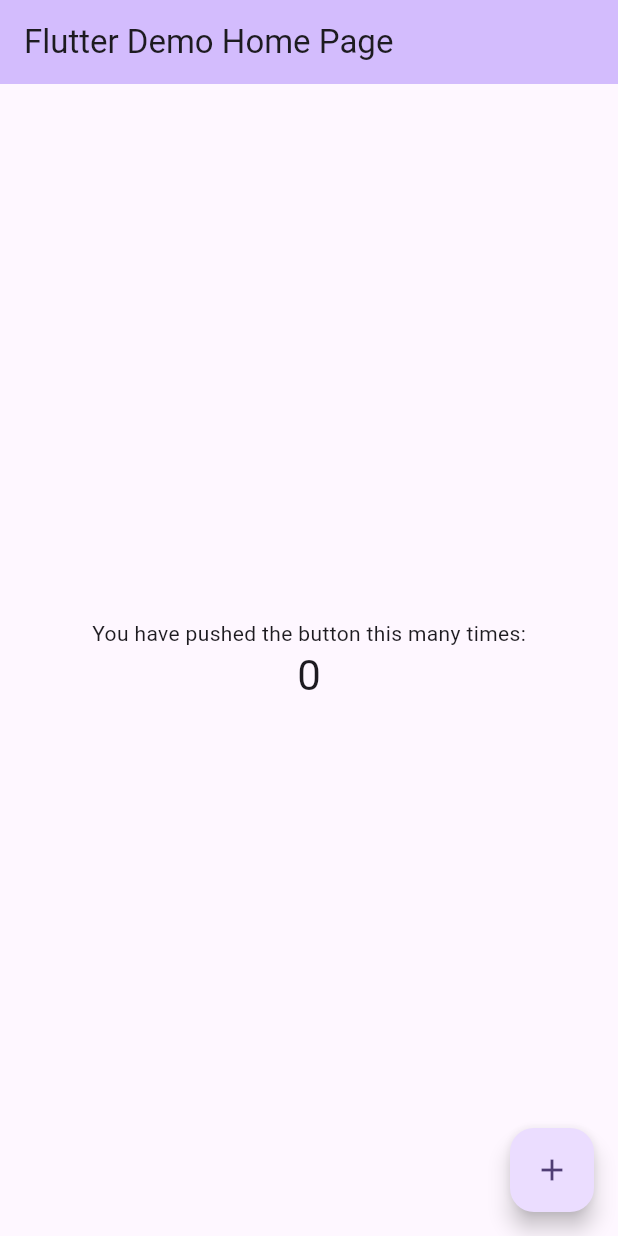
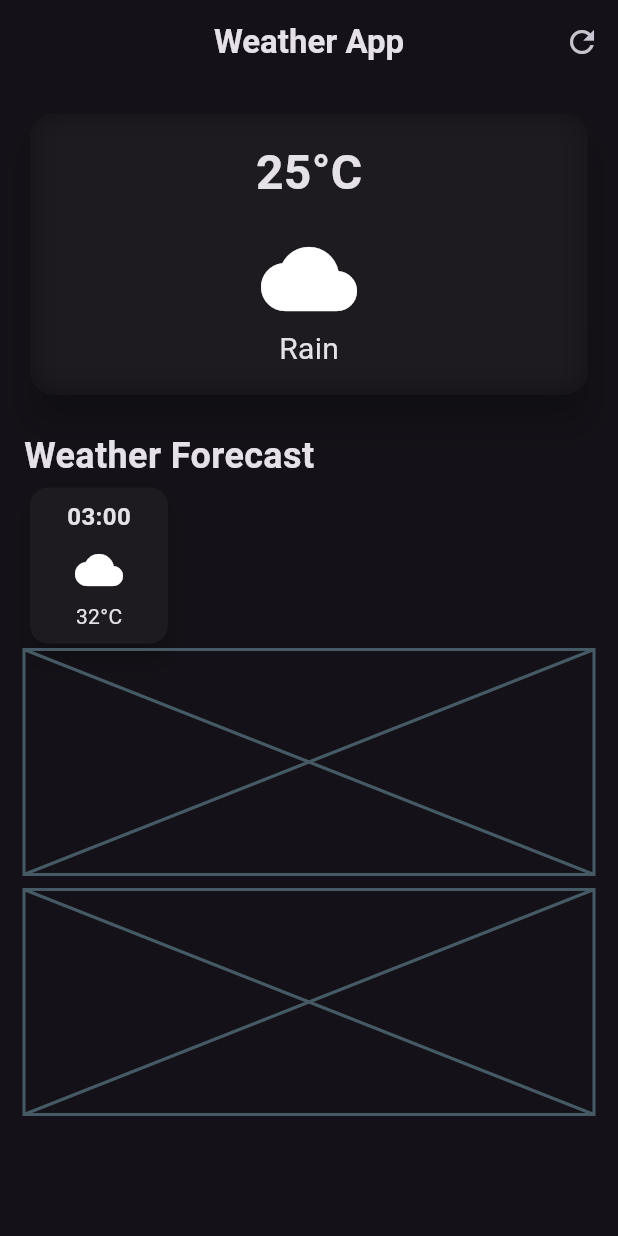
Before and after one commit to hassaanmustafavi/Flutter-Weather-App, a Flutter app: the screen it shows after launch, on a phone screen of 412 x 824 dp. Run offline on Flutter 3.47's test engine with Material 3 defaults, Android fonts, the phone set to English and light mode, and no system bars.

Commit message:
added app bar and main widget

```diff
--- a/lib/main.dart
+++ b/lib/main.dart
@@ -1,4 +1,5 @@
 import 'package:flutter/material.dart';
+import 'package:weather_app/weather_screen.dart';
 
 void main() {
   runApp(const MyApp());
@@ -7,120 +8,12 @@ void main() {
 class MyApp extends StatelessWidget {
   const MyApp({super.key});
 
-  // This widget is the root of your application.
   @override
   Widget build(BuildContext context) {
     return MaterialApp(
-      title: 'Flutter Demo',
-      theme: ThemeData(
-        // This is the theme of your application.
-        //
-        // TRY THIS: Try running your application with "flutter run". You'll see
-        // the application has a purple toolbar. Then, without quitting the app,
-        // try changing the seedColor in the colorScheme below to Colors.green
-        // and then invoke "hot reload" (save your changes or press the "hot
-        // reload" button in a Flutter-supported IDE, or press "r" if you used
-        // the command line to start the app).
-        //
-        // Notice that the counter didn't reset back to zero; the application
-        // state is not lost during the reload. To reset the state, use hot
-        // restart instead.
-        //
-        // This works for code too, not just values: Most code changes can be
-        // tested with just a hot reload.
-        colorScheme: ColorScheme.fromSeed(seedColor: Colors.deepPurple),
-        useMaterial3: true,
-      ),
-      home: const MyHomePage(title: 'Flutter Demo Home Page'),
+      debugShowCheckedModeBanner: false,
+      theme: ThemeData.dark(useMaterial3: true),
+      home: const WeatherScreen(),
     );
   }
 }
-
-class MyHomePage extends StatefulWidget {
-  const MyHomePage({super.key, required this.title});
-
-  // This widget is the home page of your application. It is stateful, meaning
-  // that it has a State object (defined below) that contains fields that affect
-  // how it looks.
-
-  // This class is the configuration for the state. It holds the values (in this
-  // case the title) provided by the parent (in this case the App widget) and
-  // used by the build method of the State. Fields in a Widget subclass are
-  // always marked "final".
-
-  final String title;
-
-  @override
-  State<MyHomePage> createState() => _MyHomePageState();
-}
-
-
-class _MyHomePageState extends State<MyHomePage> {
-  int _counter = 0;
-
-  void _incrementCounter() {
-    setState(() {
-      // This call to setState tells the Flutter framework that something has
-      // changed in this State, which causes it to rerun the build method below
-      // so that the display can reflect the updated values. If we changed
-      // _counter without calling setState(), then the build method would not be
-      // called again, and so nothing would appear to happen.
-      _counter++;
-    });
-  }
-
-  @override
-  Widget build(BuildContext context) {
-    // This method is rerun every time setState is called, for instance as done
-    // by the _incrementCounter method above.
-    //
-    // The Flutter framework has been optimized to make rerunning build methods
-    // fast, so that you can just rebuild anything that needs updating rather
-    // than having to individually change instances of widgets.
-    return Scaffold(
-      appBar: AppBar(
-        // TRY THIS: Try changing the color here to a specific color (to
-        // Colors.amber, perhaps?) and trigger a hot reload to see the AppBar
-        // change color while the other colors stay the same.
-        backgroundColor: Theme.of(context).colorScheme.inversePrimary,
-        // Here we take the value from the MyHomePage object that was created by
-        // the App.build method, and use it to set our appbar title.
-        title: Text(widget.title),
-      ),
-      body: Center(
-        // Center is a layout widget. It takes a single child and positions it
-        // in the middle of the parent.
-        child: Column(
-          // Column is also a layout widget. It takes a list of children and
-          // arranges them vertically. By default, it sizes itself to fit its
-          // children horizontally, and tries to be as tall as its parent.
-          //
-          // Column has various properties to control how it sizes itself and
-          // how it positions its children. Here we use mainAxisAlignment to
-          // center the children vertically; the main axis here is the vertical
-          // axis because Columns are vertical (the cross axis would be
-          // horizontal).
-          //
-          // TRY THIS: Invoke "debug painting" (choose the "Toggle Debug Paint"
-          // action in the IDE, or press "p" in the console), to see the
-          // wireframe for each widget.
-          mainAxisAlignment: MainAxisAlignment.center,
-          children: <Widget>[
-            const Text(
-              'You have pushed the button this many times:',
-            ),
-            Text(
-              '$_counter',
-              style: Theme.of(context).textTheme.headlineMedium,
-            ),
-          ],
-        ),
-      ),
-      floatingActionButton: FloatingActionButton(
-        onPressed: _incrementCounter,
-        tooltip: 'Increment',
-        child: const Icon(Icons.add),
-      ), // This trailing comma makes auto-formatting nicer for build methods.
-    );
-  }
-}
--- /dev/null
+++ b/lib/weather_screen.dart
@@ -0,0 +1,134 @@
+import 'dart:ui';
+
+import 'package:flutter/material.dart';
+
+class WeatherScreen extends StatelessWidget {
+  const WeatherScreen({super.key});
+
+  @override
+  Widget build(context) {
+    return Scaffold(
+      appBar: AppBar(
+        title: const Text(
+          "Weather App",
+          style: TextStyle(
+            fontWeight: FontWeight.bold),
+          ),
+        centerTitle: true,
+        actions: [
+          IconButton(
+            onPressed: (){
+
+            },
+            icon: const Icon(Icons.refresh),
+          ),
+        ],
+
+      ),
+      body: Padding(
+        padding: const EdgeInsets.all(16.0),
+        child: Column(
+          crossAxisAlignment: CrossAxisAlignment.start,
+          children: [
+            //main card
+            SizedBox(
+              width: double.infinity,
+              child: Card(
+                elevation: 10,
+                shape: RoundedRectangleBorder(
+                  borderRadius: BorderRadius.circular(16.0),
+                ),
+                child: ClipRRect(
+                  borderRadius: BorderRadius.circular(16),
+                  child: BackdropFilter(
+                    filter: ImageFilter.blur(
+                      sigmaX: 10,
+                      sigmaY: 10
+                    ),
+                    child: const Padding(
+                      padding: EdgeInsets.all(16.0),
+                      child: Column(
+                        children: [
+                          Text(
+                            "25°C",
+                            style: TextStyle(
+                              fontSize: 32,
+                              fontWeight: FontWeight.bold,
+                            ),
+                          ),
+                          SizedBox(height: 16,),
+                          Icon(
+                            Icons.cloud,size: 64,
+                          ),
+                          Text(
+                            'Rain',
+                            style: TextStyle(
+                              fontSize: 20,
+                            ),
+                          ),
+                        ],
+                      ),
+                    ),
+                  ),
+                ),
+              ),
+            ),
+            const SizedBox(height: 20,),
+            //weather Forecast
+            const Text(
+              'Weather Forecast',
+              style: TextStyle(
+                fontWeight: FontWeight.bold,
+                fontSize: 24,
+              ),
+            ),
+            const Row(
+              children: [
+                SizedBox(
+                  width: 100,
+                  child: Card(
+                    elevation: 6,
+                    child: Padding(
+                      padding: EdgeInsets.all(8.0),
+                      child: Column(
+                        children: [
+                          Text(
+                            '03:00',
+                            style: TextStyle(
+                              fontSize: 16,
+                              fontWeight: FontWeight.bold,
+                            ),
+                          ),
+                          SizedBox(
+                            height: 8.0,
+                          ),
+                          Icon(
+                            Icons.cloud,
+                            size: 32,
+                          ),
+                          SizedBox(height: 5,),
+                          Text(
+                            '32°C'
+                          )
+                        ],
+                      ),
+                    ),
+                  ),
+                )
+              ],
+            ),
+            const Placeholder(
+              fallbackHeight: 150,
+            ),
+            const SizedBox(height: 10,),
+            // additional information
+            const Placeholder(
+              fallbackHeight: 150,
+            ),
+
+          ],
+        ),
+      ),
+    );
+  }
+}
```
